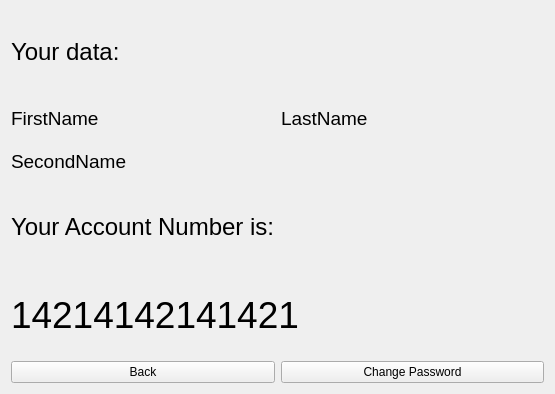
Qt form Projekt/Projekt/infopage.ui (Fytyny/Projekt) before a commit.
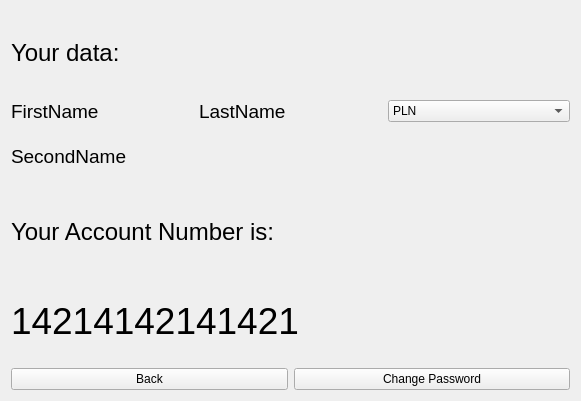
The same form after that commit.

Diff of the .ui file:
```diff
--- a/Projekt/Projekt/infopage.ui
+++ b/Projekt/Projekt/infopage.ui
@@ -6,8 +6,8 @@
    <rect>
     <x>0</x>
     <y>0</y>
-    <width>555</width>
-    <height>394</height>
+    <width>581</width>
+    <height>401</height>
    </rect>
   </property>
   <property name="windowTitle">
@@ -56,6 +56,25 @@
            </property>
           </widget>
          </item>
+         <item>
+          <widget class="QComboBox" name="comboBox">
+           <item>
+            <property name="text">
+             <string>PLN</string>
+            </property>
+           </item>
+           <item>
+            <property name="text">
+             <string>USD</string>
+            </property>
+           </item>
+           <item>
+            <property name="text">
+             <string>EUR</string>
+            </property>
+           </item>
+          </widget>
+         </item>
         </layout>
        </item>
        <item>
```
Left out of the diff: 17 changed lines with no effect on the pictures.
